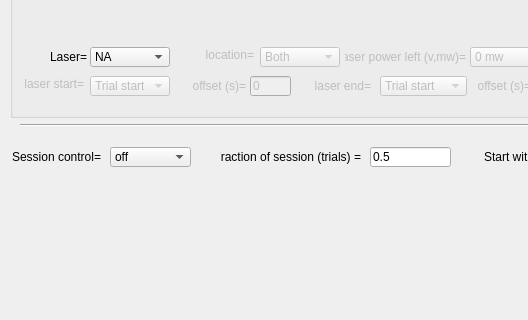
Before: the Qt Designer form src/foraging_gui/Optogenetics.ui in AllenNeuralDynamics/dynamic-foraging-task, drawn with Qt 5; both pictures show x 0 to 528 and y 323 to 643 of the 1442 by 785 pixel window.
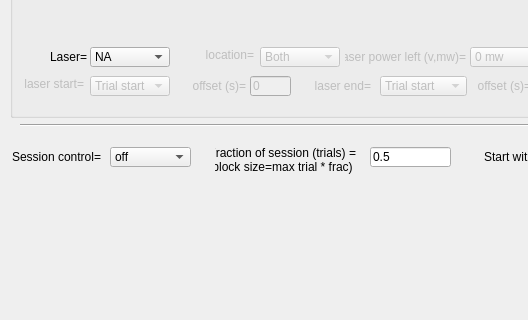
After: the same form once the commit is applied.

Commit message: Disabled/enabled session control parameters

What changed in the file:
```diff
--- a/src/foraging_gui/Optogenetics.ui
+++ b/src/foraging_gui/Optogenetics.ui
@@ -3745,8 +3745,8 @@
   <widget class="QLabel" name="label3_18">
    <property name="geometry">
     <rect>
-     <x>220</x>
-     <y>470</y>
+     <x>215</x>
+     <y>466</y>
      <width>141</width>
      <height>20</height>
     </rect>
@@ -3901,6 +3901,25 @@
     <set>Qt::AlignLeading|Qt::AlignLeft|Qt::AlignVCenter</set>
    </property>
   </widget>
+  <widget class="QLabel" name="label3_21">
+   <property name="geometry">
+    <rect>
+     <x>215</x>
+     <y>480</y>
+     <width>141</width>
+     <height>20</height>
+    </rect>
+   </property>
+   <property name="text">
+    <string>(block size=max trial * frac) </string>
+   </property>
+   <property name="textFormat">
+    <enum>Qt::AutoText</enum>
+   </property>
+   <property name="alignment">
+    <set>Qt::AlignRight|Qt::AlignTrailing|Qt::AlignVCenter</set>
+   </property>
+  </widget>
   <zorder>OptoPar</zorder>
   <zorder>Laser_1</zorder>
   <zorder>label1_2</zorder>
```
Left out of the diff: 1 changed line with no effect on the pictures. The commit also changes 1 other file.
